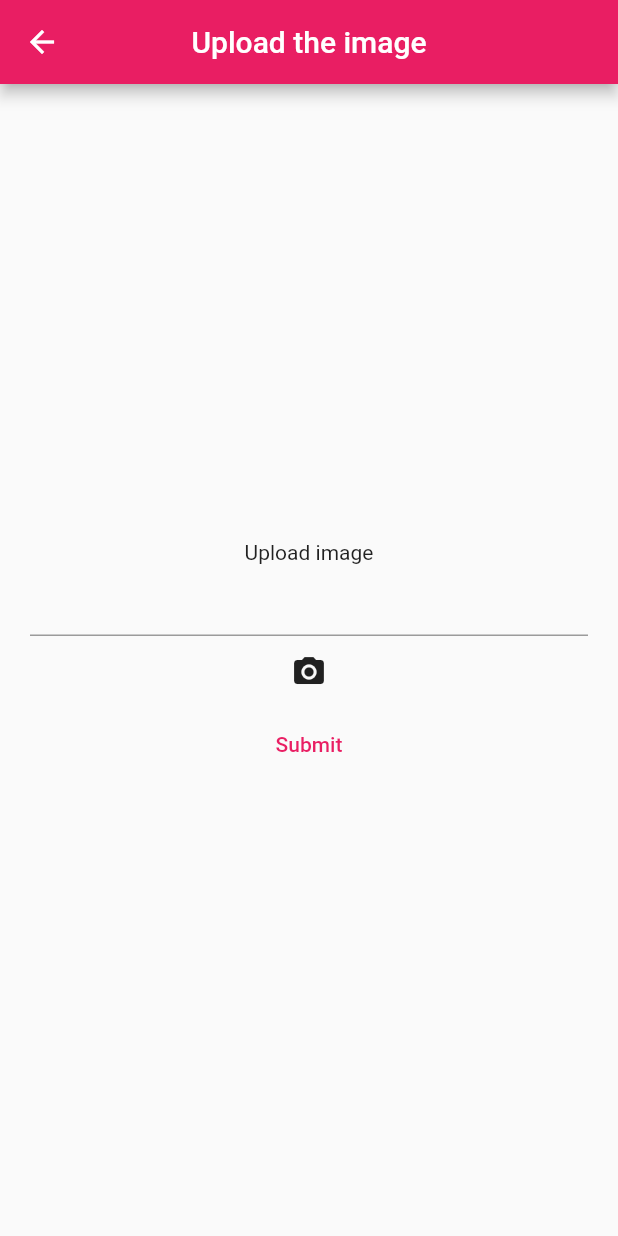
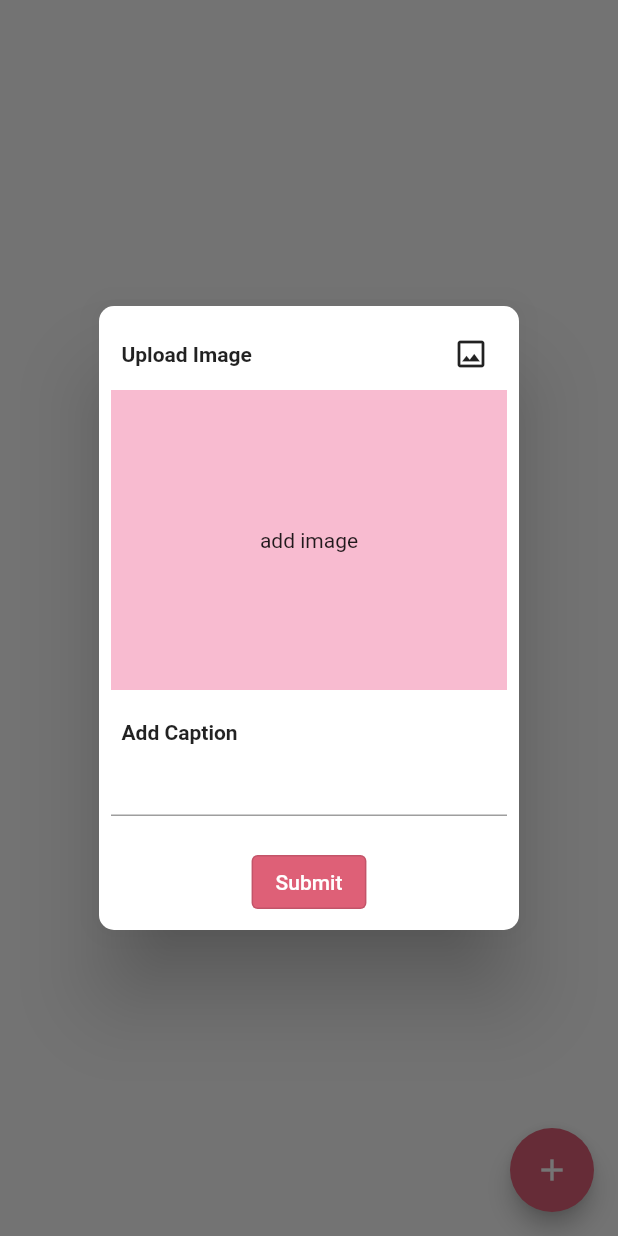
Before and after one commit to Ayush2233/Pick-A-Book, a Flutter app: the community screen opened by its route, after a tap on the "add" icon, on a phone screen of 412 x 824 dp. Run offline on Flutter 3.47's test engine with Material 2 defaults, Android fonts, the phone set to English and light mode, and no system bars; our stand-ins replace carousel_slider, convex_bottom_bar, firebase_auth, firebase_core, firebase_storage, google_fonts and 3 more; missing offline and left inert: bottom_sheet, mongo_dart, splash_view; accounts and stored records are empty.

Commit message:
community pop up

```diff
--- a/lib/screens/Home.dart
+++ b/lib/screens/Home.dart
@@ -42,6 +42,7 @@ class _HomeState extends State<Home> with TickerProviderStateMixin{
   Usermap? map;
 
 
+
   @override
   void initState() {
     // TODO: implement initState
@@ -70,6 +71,7 @@ class _HomeState extends State<Home> with TickerProviderStateMixin{
     return Scaffold(
       // extendBodyBehindAppBar: true,
       // backgroundColor: darktheme?Colors.white:Colors.black,
+
       body: SingleChildScrollView(
 
         child: Column(
--- a/lib/screens/community.dart
+++ b/lib/screens/community.dart
@@ -1,3 +1,4 @@
+import 'package:flutter/cupertino.dart';
 import 'package:flutter/material.dart';
 import 'package:like_button/like_button.dart';
 import 'package:project2/models/data.dart';
@@ -6,7 +7,11 @@ import 'package:project2/widgets/postCard.dart';
 import 'package:project2/models/connection.dart';
 import 'package:project2/models/postDisplayModel.dart';
 // import 'package:mongo_dart/mongo_dart.dart';
-
+import 'package:image_picker/image_picker.dart';
+import 'package:firebase_storage/firebase_storage.dart';
+import 'package:project2/models/app_to_db.dart';
+import 'dart:io';
+import 'package:cupertino_icons/cupertino_icons.dart';
 
 
 
@@ -23,21 +28,105 @@ class community extends StatefulWidget {
 class _communityState extends State<community> {
 
   var postFuture ;
+  Reference root = FirebaseStorage.instance.ref();
+  final _caption = TextEditingController();
+  String url = "";
 
-
+  void dispose()
+  {
+    _caption.dispose();
+    super.dispose();
+  }
 
   @override
   void initState() {
     postFuture = MongoDatabase.fetchPost();
     super.initState();
   }
-  @override
 
 
 
 
 
+  void showInformationDialogue(BuildContext context) async{
 
+    return  await showDialog(context: context, builder: (context){
+      return AlertDialog(
+        shape: RoundedRectangleBorder(borderRadius: BorderRadius.all(Radius.circular(10))),
+
+        actions: <Widget>[
+          Column(mainAxisAlignment: MainAxisAlignment.start,
+            crossAxisAlignment: CrossAxisAlignment.start
+            ,children: [
+              Row(mainAxisAlignment: MainAxisAlignment.spaceBetween,
+                children: [
+                  Text("  Upload Image",style: TextStyle(fontWeight: FontWeight.w700),),
+
+                  IconButton(
+                      onPressed: ()
+                        async{
+                          ImagePicker picker = ImagePicker();
+                          XFile? file = await picker.pickImage(source: ImageSource.gallery);
+                          String unique = DateTime.now().microsecondsSinceEpoch.toString();
+                          Reference Posts = root.child("posts");
+                          Reference postImage = Posts.child(unique);
+                          if (file == null)
+                          {
+                            return;
+                          }
+                          await postImage.putFile(File(file.path));
+                          url = await postImage.getDownloadURL();
+                        },
+                      icon: Icon(Icons.image_outlined)),
+
+                ],
+              ),
+
+              // SHOW IMAGE
+
+              Container(
+                  width: double.infinity,
+                  height: 200,color: Colors.pink[100],
+                  alignment: Alignment.center,
+
+                  child: Text("add image")
+              ),
+
+
+              SizedBox(height: 20,),
+              Text("  Add Caption",style: TextStyle(fontWeight: FontWeight.w700),),
+
+              TextField(
+                controller: _caption,
+                maxLines: null,
+              ),
+
+
+              SizedBox(height: 20,),
+
+              Center(
+                child: OutlinedButton(
+                  style: OutlinedButton.styleFrom(backgroundColor: Color(0xffDE6077),
+                    // shape: RoundedRectangleBorder(borderRadius: BorderRadius.circular(10))
+                  ),
+                  onPressed: (){
+                    insertPost(Fireuser.uid, url, _caption.text.trim(),0,DateTime.now());
+                    Navigator.pop(context);
+                  },
+                  child: Text("Submit",style: TextStyle(color: Colors.white),),
+                ),
+              )
+
+
+            ],)
+        ],
+      );
+    });
+  }
+
+
+
+  @override
   Widget build(BuildContext context) {
 
     return Scaffold(
@@ -46,7 +135,8 @@ class _communityState extends State<community> {
         child: Icon(Icons.add),
         onPressed: ()
         {
-          Navigator.pushNamed(context,'/post');
+          // Navigator.pushNamed(context,'/post');
+          showInformationDialogue(context);
         },
         backgroundColor: Color(0xffDE6077),
       ),
--- a/lib/screens/navigationcontroller.dart
+++ b/lib/screens/navigationcontroller.dart
@@ -58,9 +58,6 @@ class _navcontrollerState extends State<navcontroller> {
 
   @override
   Widget build(BuildContext context) {
-
-
-
 
     return Scaffold(
       backgroundColor: darktheme?Colors.black:Colors.white,
```
